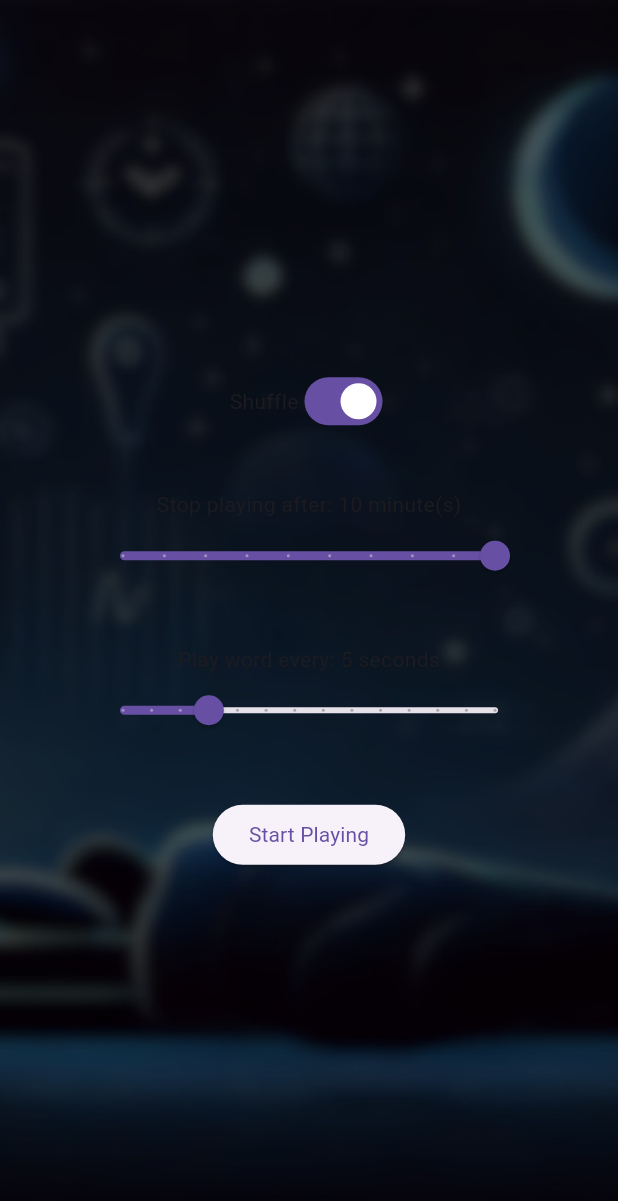
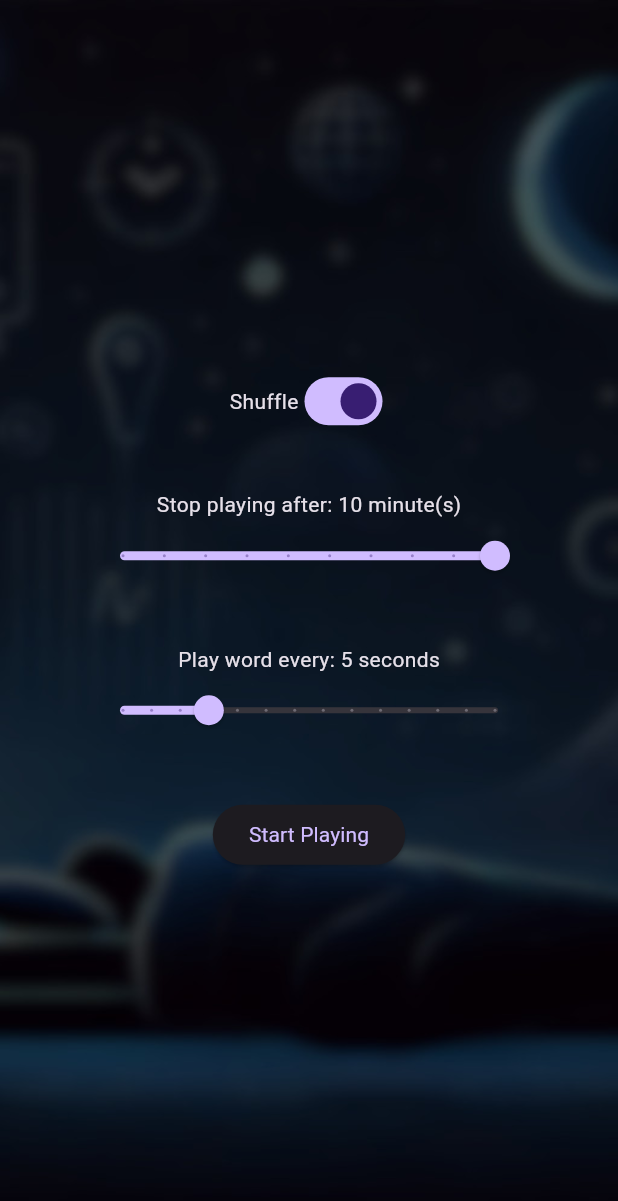
Before and after one commit to schilken/PiperSleep, a Flutter app: the screen it shows after launch, on a phone screen of 412 x 824 dp. Shown: the top 1201 px of the screen. Run offline on Flutter 3.47's test engine with Material 3 defaults, Android fonts, the phone set to English and light mode, and no system bars; our stand-ins replace audioplayers.

Commit message:
force dark theme
Signed-off-by: Petar Koretic <koretic@pm.me>

```diff
--- a/lib/main.dart
+++ b/lib/main.dart
@@ -94,9 +94,9 @@ class _MainAppState extends State<MainApp> {
   @override
   Widget build(BuildContext context) {
     return MaterialApp(
-      theme: ThemeData.light(),
+      theme: ThemeData.dark(),
       darkTheme: ThemeData.dark(),
-      themeMode: ThemeMode.system, // Use system theme mode
+      themeMode: ThemeMode.dark,
       home: Scaffold(
         body: Container(
           decoration: BoxDecoration(
```
